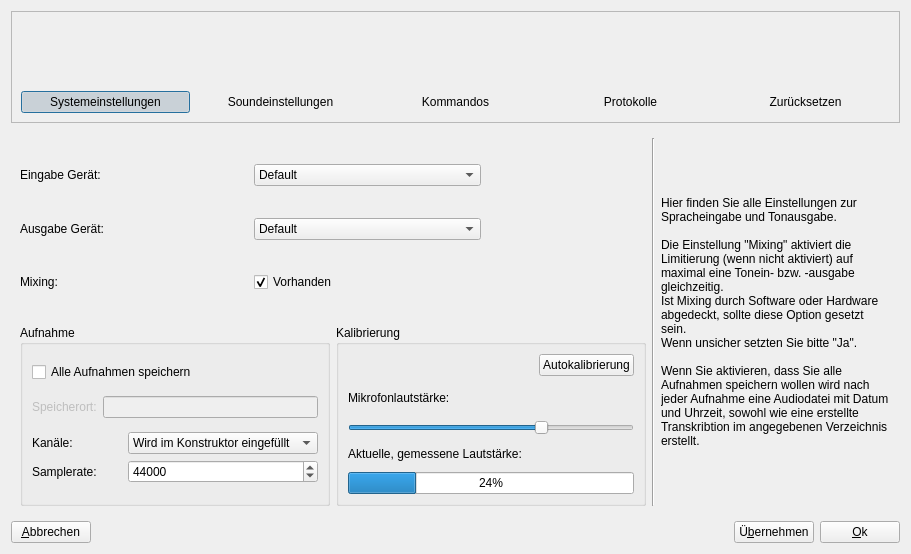
Before: the Qt Designer form ui/settings.ui in KDE/simon, drawn with Qt 5.
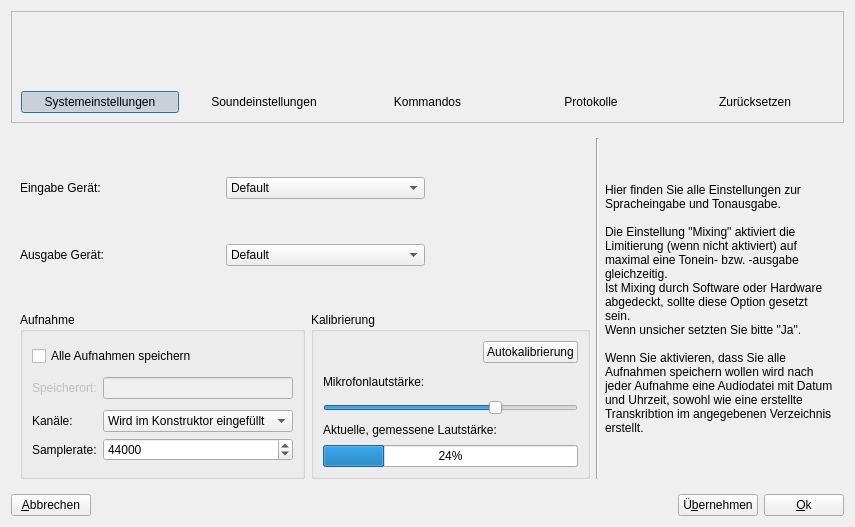
After: the same form once the commit is applied. Icons and pictures are not drawn.

Patch:
```diff
--- a/ui/settings.ui
+++ b/ui/settings.ui
@@ -5,8 +5,8 @@
    <rect>
     <x>0</x>
     <y>0</y>
-    <width>911</width>
-    <height>554</height>
+    <width>805</width>
+    <height>485</height>
    </rect>
   </property>
   <property name="windowTitle" >
@@ -1218,26 +1218,6 @@
              <property name="verticalSpacing" >
               <number>6</number>
              </property>
-             <item row="2" column="0" >
-              <widget class="QLabel" name="lbMixing" >
-               <property name="text" >
-                <string>Mixing:</string>
-               </property>
-              </widget>
-             </item>
-             <item row="2" column="1" >
-              <widget class="QCheckBox" name="cbMixing" >
-               <property name="toolTip" >
-                <string>Verwenden Sie dies wenn Sie sicher sind das sie mehrere Sounds paralell aufnehmen/abspielen können.</string>
-               </property>
-               <property name="text" >
-                <string>Vorhanden</string>
-               </property>
-               <property name="checked" >
-                <bool>true</bool>
-               </property>
-              </widget>
-             </item>
              <item row="0" column="1" >
               <widget class="QComboBox" name="cbInDevice" >
                <item>
@@ -1277,7 +1257,7 @@
              <property name="minimumSize" >
               <size>
                <width>159</width>
-               <height>161</height>
+               <height>117</height>
               </size>
              </property>
              <property name="maximumSize" >
@@ -1291,8 +1271,8 @@
                <rect>
                 <x>0</x>
                 <y>0</y>
-                <width>169</width>
-                <height>151</height>
+                <width>163</width>
+                <height>129</height>
                </rect>
               </property>
               <property name="maximumSize" >
@@ -1311,10 +1291,10 @@
              <widget class="QLabel" name="lbALSA" >
               <property name="geometry" >
                <rect>
-                <x>10</x>
-                <y>10</y>
-                <width>131</width>
-                <height>131</height>
+                <x>24</x>
+                <y>4</y>
+                <width>113</width>
+                <height>113</height>
                </rect>
               </property>
               <property name="text" >
```
Left out of the diff: 3 changed lines with no effect on the pictures.
